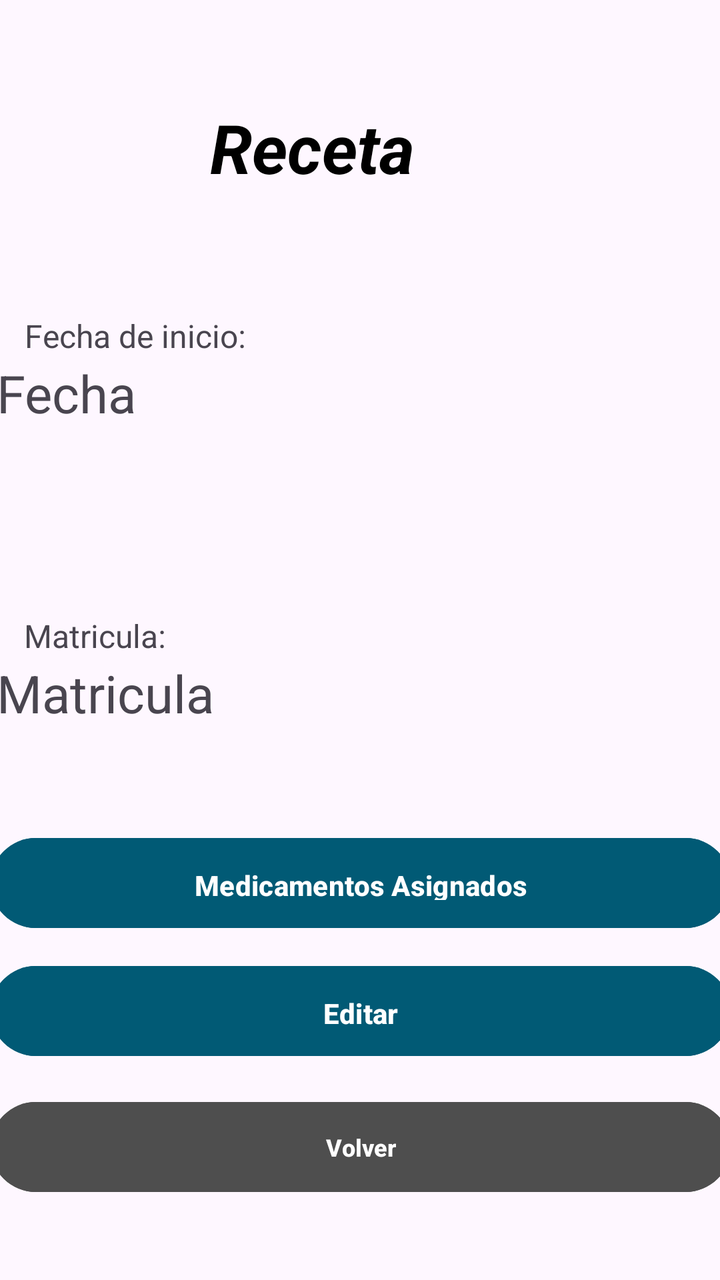
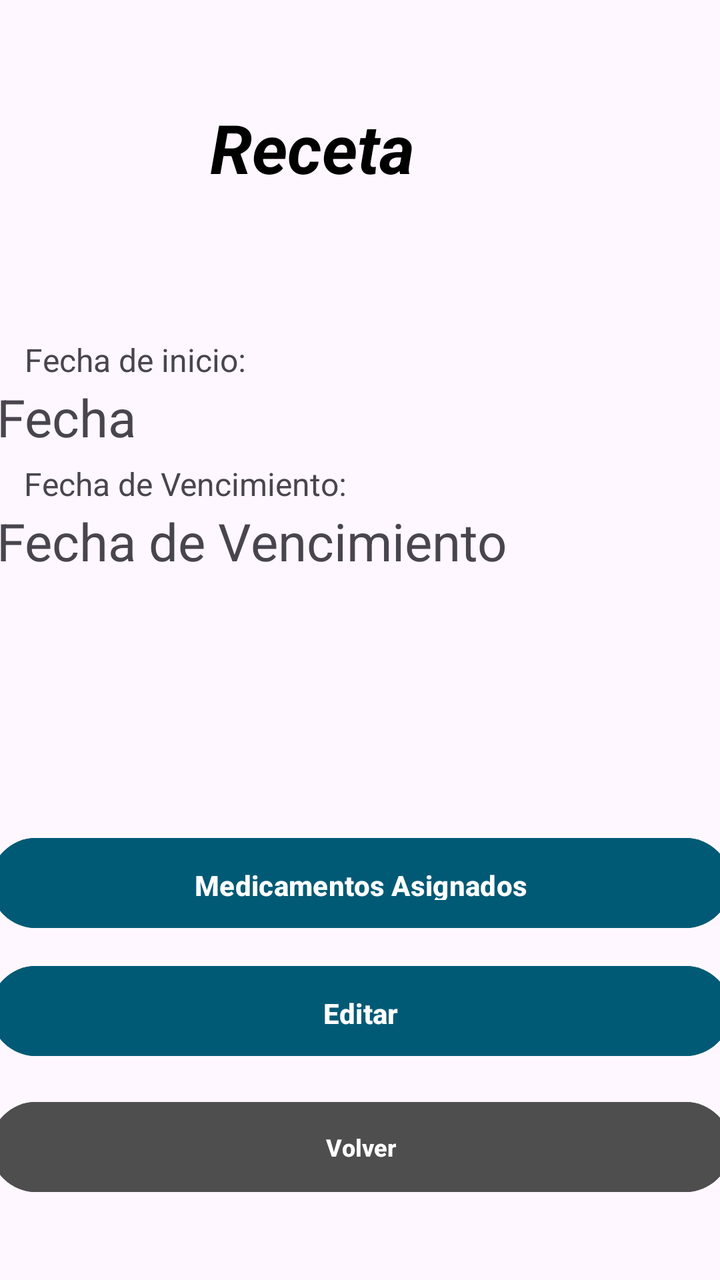

The first picture is an Android layout as it rendered before a commit; the second is the same layout after the commit. The layout source and the unified diff follow.
<!-- AndroidManifest.xml: application theme Theme.MobilesVC -->
<!-- res/layout/receta_view.xml -->
<?xml version="1.0" encoding="utf-8"?>
<androidx.constraintlayout.widget.ConstraintLayout xmlns:android="http://schemas.android.com/apk/res/android"
    xmlns:app="http://schemas.android.com/apk/res-auto"
    xmlns:tools="http://schemas.android.com/tools"
    android:layout_width="match_parent"
    android:layout_height="match_parent">

    <androidx.constraintlayout.widget.ConstraintLayout
        android:id="@+id/constraintLayout"
        android:layout_width="match_parent"
        android:layout_height="match_parent">

        <TextView
            android:id="@+id/vMatricula"
            android:layout_width="364dp"
            android:layout_height="50dp"
            android:layout_marginTop="100dp"
            android:text="Matricula"
            android:textSize="26sp"
            app:layout_constraintEnd_toEndOf="parent"
            app:layout_constraintHorizontal_bias="0.50"
            app:layout_constraintStart_toStartOf="parent"
            app:layout_constraintTop_toBottomOf="@+id/vFecha" />

        <TextView
            android:id="@+id/textView73"
            android:layout_width="200dp"
            android:layout_height="22dp"
            android:text="Fecha de inicio:"
            android:textSize="16sp"
            app:layout_constraintBottom_toTopOf="@+id/vFecha"
            app:layout_constraintEnd_toEndOf="parent"
            app:layout_constraintHorizontal_bias="0.077"
            app:layout_constraintStart_toStartOf="parent" />

        <TextView
            android:id="@+id/textView52"
            android:layout_width="200dp"
            android:layout_height="22dp"
            android:text="Matricula:"
            android:textSize="16sp"
            app:layout_constraintBottom_toTopOf="@+id/vMatricula"
            app:layout_constraintEnd_toEndOf="parent"
            app:layout_constraintHorizontal_bias="0.075"
            app:layout_constraintStart_toStartOf="parent" />

        <TextView
            android:id="@+id/vFecha"
            android:layout_width="364dp"
            android:layout_height="50dp"
            android:layout_marginTop="88dp"
            android:text="Fecha"
            android:textSize="26sp"
            app:layout_constraintEnd_toEndOf="parent"
            app:layout_constraintStart_toStartOf="parent"
            app:layout_constraintTop_toBottomOf="@+id/textView5" />

        <Button
            android:id="@+id/vToMedicamentosList"
            android:layout_width="370dp"
            android:layout_height="53dp"
            android:layout_marginBottom="172dp"
            android:backgroundTint="#015A75"
            android:paddingVertical="14dp"
            android:text="Medicamentos Asignados"
            android:textStyle="bold"
            app:layout_constraintBottom_toBottomOf="parent"
            app:layout_constraintEnd_toEndOf="parent"
            app:layout_constraintHorizontal_bias="0.5"
            app:layout_constraintStart_toStartOf="parent" />

        <Button
            android:id="@+id/vToRecetaEdit"
            android:layout_width="370dp"
            android:layout_height="53dp"
            android:layout_marginBottom="108dp"
            android:backgroundTint="#015A75"
            android:paddingVertical="14dp"
            android:text="Editar"
            android:textStyle="bold"
            app:layout_constraintBottom_toBottomOf="parent"
            app:layout_constraintEnd_toEndOf="parent"
            app:layout_constraintHorizontal_bias="0.5"
            app:layout_constraintStart_toStartOf="parent" />

        <TextView
            android:id="@+id/textView5"
            android:layout_width="150dp"
            android:layout_height="40dp"
            android:layout_marginTop="51dp"
            android:fontFamily="sans-serif"
            android:text="Receta"
            android:textColor="#000000"
            android:textSize="34sp"
            android:textStyle="bold|italic"
            app:layout_constraintEnd_toEndOf="parent"
            app:layout_constraintStart_toStartOf="parent"
            app:layout_constraintTop_toTopOf="parent"
            tools:textSize="26sp" />

        <Button
            android:id="@+id/vVolverReceta"
            android:layout_width="370dp"
            android:layout_height="53dp"
            android:layout_marginHorizontal="24dp"
            android:layout_marginBottom="40dp"
            android:backgroundTint="#4E4E4E"
            android:paddingVertical="10dp"
            android:text="Volver"
            android:textSize="12sp"
            android:textStyle="bold"
            android:visibility="visible"
            app:layout_constraintBottom_toBottomOf="parent"
            app:layout_constraintEnd_toEndOf="parent"
            app:layout_constraintStart_toStartOf="parent" />

    </androidx.constraintlayout.widget.ConstraintLayout>

</androidx.constraintlayout.widget.ConstraintLayout>
<!-- resources referenced by this layout -->
<resources>
  <style name="Theme.MobilesVC" parent="Base.Theme.MobilesVC" />
  <style name="Base.Theme.MobilesVC" parent="Theme.Material3.DayNight.NoActionBar">
          
          
      </style>
</resources>

<!-- the commit's change to res/layout/receta_view.xml (unified diff, before → after) -->
@@ -11,14 +11,26 @@
         android:layout_height="match_parent">
 
         <TextView
-            android:id="@+id/vMatricula"
+            android:id="@+id/textView82"
+            android:layout_width="200dp"
+            android:layout_height="22dp"
+            android:text="Fecha de Vencimiento:"
+            android:textSize="16sp"
+            app:layout_constraintBottom_toTopOf="@+id/vFechaFin"
+            app:layout_constraintEnd_toEndOf="parent"
+            app:layout_constraintHorizontal_bias="0.075"
+            app:layout_constraintStart_toStartOf="parent" />
+
+        <TextView
+            android:id="@+id/vFechaFin"
             android:layout_width="364dp"
             android:layout_height="50dp"
-            android:layout_marginTop="100dp"
-            android:text="Matricula"
+            android:layout_marginBottom="100dp"
+            android:text="Fecha de Vencimiento"
             android:textSize="26sp"
+            app:layout_constraintBottom_toTopOf="@+id/vToMedicamentosList"
             app:layout_constraintEnd_toEndOf="parent"
-            app:layout_constraintHorizontal_bias="0.50"
+            app:layout_constraintHorizontal_bias="0.5"
             app:layout_constraintStart_toStartOf="parent"
             app:layout_constraintTop_toBottomOf="@+id/vFecha" />
 
@@ -34,21 +46,10 @@
             app:layout_constraintStart_toStartOf="parent" />
 
         <TextView
-            android:id="@+id/textView52"
-            android:layout_width="200dp"
-            android:layout_height="22dp"
-            android:text="Matricula:"
-            android:textSize="16sp"
-            app:layout_constraintBottom_toTopOf="@+id/vMatricula"
-            app:layout_constraintEnd_toEndOf="parent"
-            app:layout_constraintHorizontal_bias="0.075"
-            app:layout_constraintStart_toStartOf="parent" />
-
-        <TextView
             android:id="@+id/vFecha"
             android:layout_width="364dp"
             android:layout_height="50dp"
-            android:layout_marginTop="88dp"
+            android:layout_marginTop="100dp"
             android:text="Fecha"
             android:textSize="26sp"
             app:layout_constraintEnd_toEndOf="parent"
